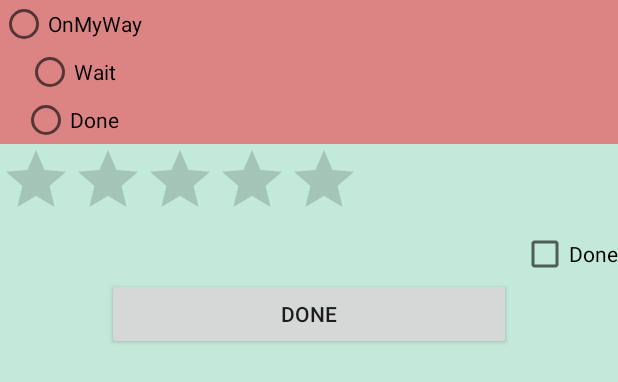
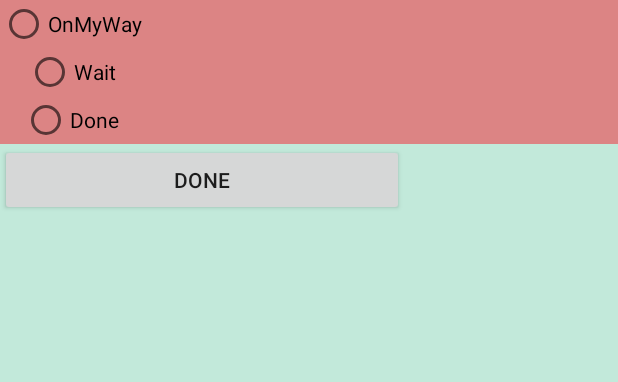
Before and after one commit to aseelzene121/MyCustomerService, an Android app: the layout item_request.xml on its own in the app's theme, with its tools: preview values and no code run, on a phone screen of 412 x 824 dp. Shown: the top 382 px of the screen. Run offline under Robolectric (Android 15) with nearby library versions, the phone set to English and light mode, and no system bars.

Commit message:
Merge remote-tracking branch 'origin/master'
# Conflicts:
#	.idea/misc.xml

```diff
--- a/app/src/main/java/com/example/aseelzene/mycustomerservice/data/MyAdapter.java
+++ b/app/src/main/java/com/example/aseelzene/mycustomerservice/data/MyAdapter.java
@@ -35,11 +35,11 @@ public class MyAdapter extends android.widget.ArrayAdapter {
     public View getView(int position, View convertView, ViewGroup parent) {
         convertView = LayoutInflater.from(getContext()).inflate(R.layout.item_request, parent, false);
         RadioButton rdOnMyWay = (RadioButton) convertView.findViewById(R.id.rdOnMyWay);
-        CheckBox cbCheck=(CheckBox) convertView.findViewById(R.id.cbCheck);
+       // CheckBox cbCheck=(CheckBox) convertView.findViewById(R.id.cbCheck);
         RadioButton rdWait = (RadioButton) convertView.findViewById(R.id.rdWait);
         RadioButton rdDone = (RadioButton) convertView.findViewById(R.id.rdDone);
         Button btnSave=(Button)    convertView.findViewById(R.id.btnSave);
-        RatingBar rbPriority = (RatingBar) convertView.findViewById(R.id.rbPriority);
+       // RatingBar rbPriority = (RatingBar) convertView.findViewById(R.id.rbPriority);
         final Request request = (Request) getItem(position);
         btnSave.setOnClickListener(new View.OnClickListener() {
             @Override
--- a/app/src/main/res/layout/item_request.xml
+++ b/app/src/main/res/layout/item_request.xml
@@ -39,26 +39,11 @@
         android:layout_height="match_parent"
         android:background="#c2e9da">
 
-        <RatingBar
-            android:layout_width="wrap_content"
-            android:layout_height="wrap_content"
-            android:id="@+id/rbPriority"
-            android:numStars="5" />
-
-        <CheckBox
-            android:layout_width="wrap_content"
-            android:layout_height="wrap_content"
-            android:text="Done"
-            android:id="@+id/cbCheck"
-            android:layout_gravity="right"
-            android:checked="false" />
-
         <Button
             android:layout_width="269dp"
             android:layout_height="wrap_content"
             android:text="@string/Done"
-            android:id="@+id/btnDone"
-            android:layout_gravity="center_horizontal" />
+            android:id="@+id/btnSave" />
 
     </LinearLayout>
 </LinearLayout>
```
